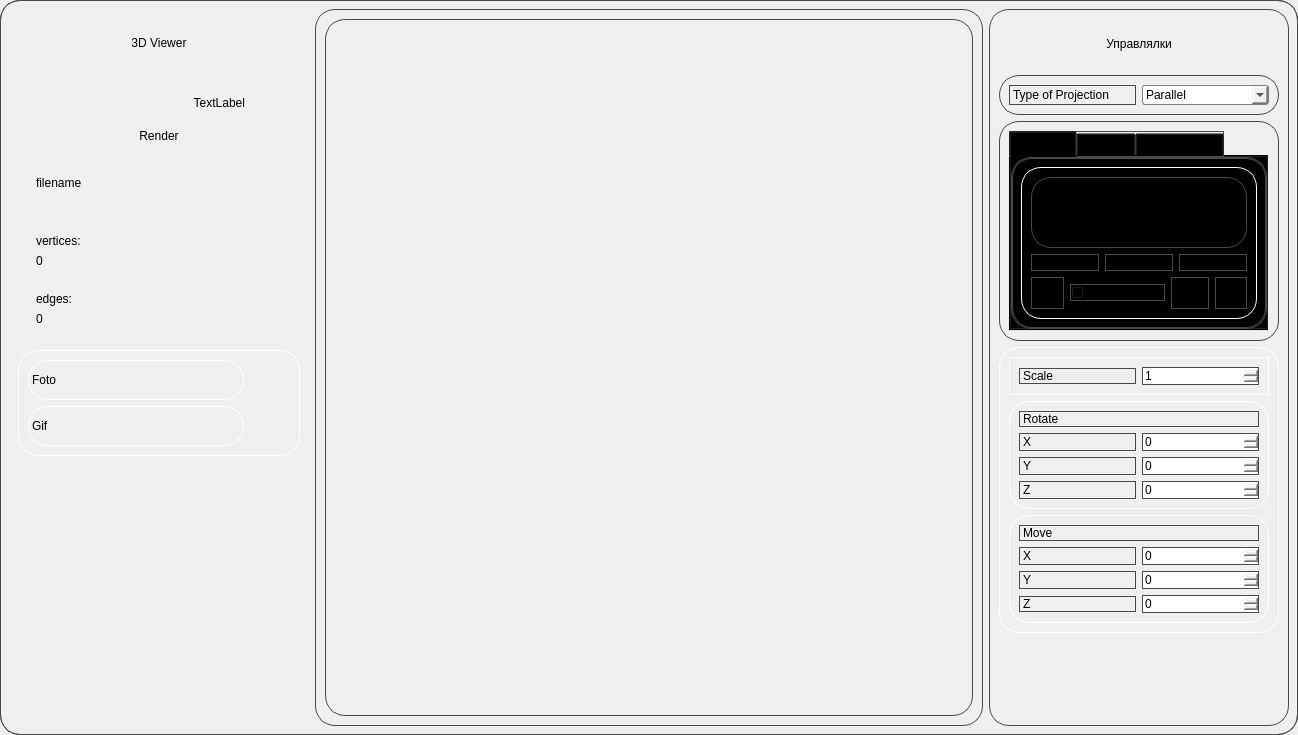
Old version of the form src/View/mainwindow.ui in the repository klotzgal/3DViewer_v2.1.
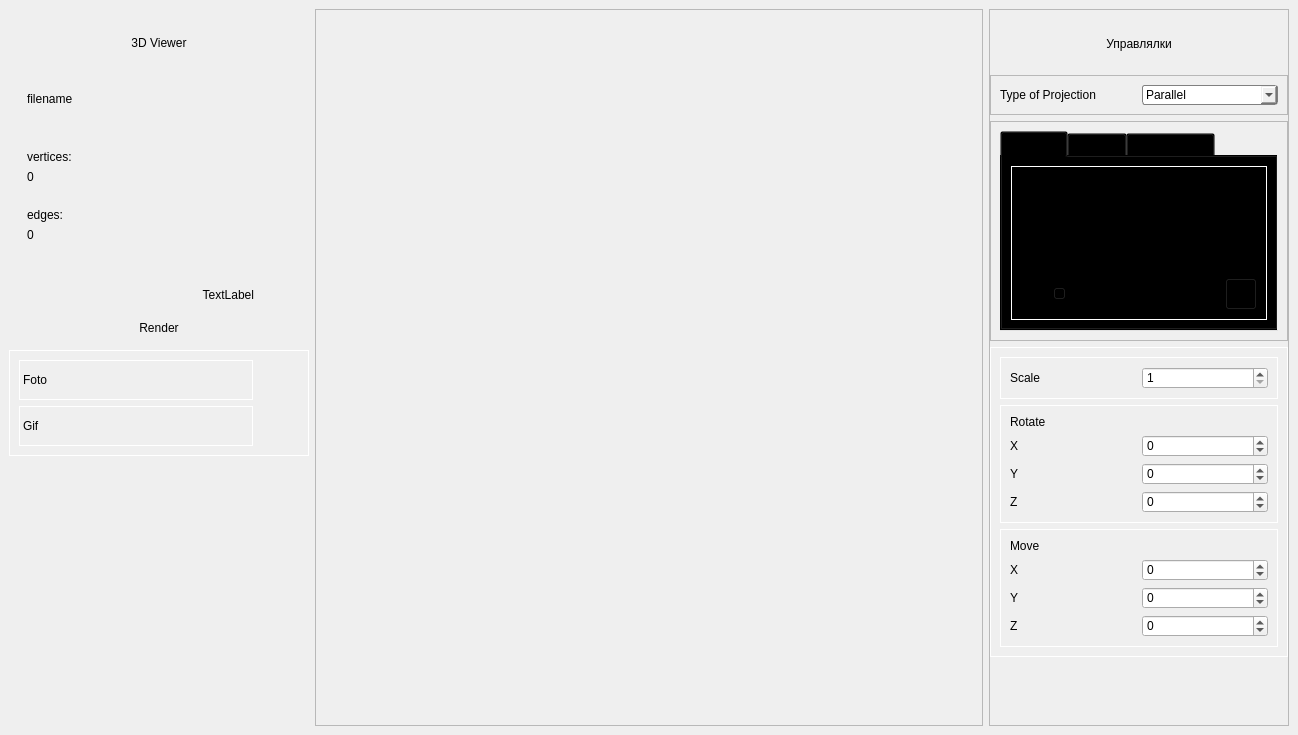
New version of the form. Custom widgets are drawn as their Qt base class.

Diff of the .ui file:
```diff
--- a/src/View/mainwindow.ui
+++ b/src/View/mainwindow.ui
@@ -17,8 +17,7 @@
    <string/>
   </property>
   <property name="styleSheet">
-   <string notr="true">border: 1px solid rgb(73, 73, 74);
-border-radius: 20%;</string>
+   <string notr="true"/>
   </property>
   <property name="toolButtonStyle">
    <enum>Qt::ToolButtonIconOnly</enum>
@@ -31,8 +30,7 @@
   </property>
   <widget class="QWidget" name="centralwidget">
    <property name="styleSheet">
-    <string notr="true">border: 1px solid rgb(73, 73, 74);
-border-radius: 20%;</string>
+    <string notr="true"/>
    </property>
    <layout class="QHBoxLayout" name="horizontalLayout_2">
     <item>
@@ -68,6 +66,12 @@
          <enum>QFrame::Raised</enum>
         </property>
         <layout class="QVBoxLayout" name="verticalLayout_9">
+         <property name="leftMargin">
+          <number>0</number>
+         </property>
+         <property name="rightMargin">
+          <number>0</number>
+         </property>
          <item>
           <widget class="QFrame" name="frame">
            <property name="sizePolicy">
@@ -109,88 +113,6 @@
            </layout>
           </widget>
          </item>
-         <item>
-          <widget class="QFrame" name="open_file_frame">
-           <property name="sizePolicy">
-            <sizepolicy hsizetype="Preferred" vsizetype="Fixed">
-             <horstretch>0</horstretch>
-             <verstretch>0</verstretch>
-            </sizepolicy>
-           </property>
-           <property name="frameShape">
-            <enum>QFrame::StyledPanel</enum>
-           </property>
-           <property name="frameShadow">
-            <enum>QFrame::Raised</enum>
-           </property>
-           <layout class="QVBoxLayout" name="verticalLayout">
-            <item>
-             <layout class="QHBoxLayout" name="horizontalLayout">
-              <item>
-               <widget class="QLabel" name="label">
-                <property name="sizePolicy">
-                 <sizepolicy hsizetype="Preferred" vsizetype="Fixed">
-                  <horstretch>0</horstretch>
-                  <verstretch>0</verstretch>
-                 </sizepolicy>
-                </property>
-                <property name="styleSheet">
-                 <string notr="true"/>
-                </property>
-                <property name="text">
-                 <string>TextLabel</string>
-                </property>
-                <property name="alignment">
-                 <set>Qt::AlignRight|Qt::AlignTrailing|Qt::AlignVCenter</set>
-                </property>
-               </widget>
-              </item>
-              <item>
-               <widget class="QPushButton" name="open_file">
-                <property name="sizePolicy">
-                 <sizepolicy hsizetype="Fixed" vsizetype="Fixed">
-                  <horstretch>0</horstretch>
-                  <verstretch>0</verstretch>
-                 </sizepolicy>
-                </property>
-                <property name="minimumSize">
-                 <size>
-                  <width>40</width>
-                  <height>40</height>
-                 </size>
-                </property>
-                <property name="maximumSize">
-                 <size>
-                  <width>40</width>
-                  <height>40</height>
-                 </size>
-                </property>
-                <property name="styleSheet">
-                 <string notr="true"/>
-                </property>
-                <property name="text">
-                 <string/>
-                </property>
-               </widget>
-              </item>
-             </layout>
-            </item>
-            <item>
-             <widget class="QPushButton" name="render_model">
-              <property name="sizePolicy">
-               <sizepolicy hsizetype="Expanding" vsizetype="Fixed">
-                <horstretch>0</horstretch>
-                <verstretch>0</verstretch>
-               </sizepolicy>
-              </property>
-              <property name="text">
-               <string>Render</string>
-              </property>
-             </widget>
-            </item>
-           </layout>
-          </widget>
-         </item>
          <item>
           <widget class="QFrame" name="info_frame">
            <property name="sizePolicy">
@@ -311,6 +233,88 @@
            </layout>
           </widget>
          </item>
+         <item>
+          <widget class="QFrame" name="open_file_frame">
+           <property name="sizePolicy">
+            <sizepolicy hsizetype="Preferred" vsizetype="Fixed">
+             <horstretch>0</horstretch>
+             <verstretch>0</verstretch>
+            </sizepolicy>
+           </property>
+           <property name="frameShape">
+            <enum>QFrame::StyledPanel</enum>
+           </property>
+           <property name="frameShadow">
+            <enum>QFrame::Raised</enum>
+           </property>
+           <layout class="QVBoxLayout" name="verticalLayout">
+            <item>
+             <layout class="QHBoxLayout" name="horizontalLayout">
+              <item>
+               <widget class="QLabel" name="label">
+                <property name="sizePolicy">
+                 <sizepolicy hsizetype="Preferred" vsizetype="Fixed">
+                  <horstretch>0</horstretch>
+                  <verstretch>0</verstretch>
+                 </sizepolicy>
+                </property>
+                <property name="styleSheet">
+                 <string notr="true"/>
+                </property>
+                <property name="text">
+                 <string>TextLabel</string>
+                </property>
+                <property name="alignment">
+                 <set>Qt::AlignRight|Qt::AlignTrailing|Qt::AlignVCenter</set>
+                </property>
+               </widget>
+              </item>
+              <item>
+               <widget class="QPushButton" name="open_file">
+                <property name="sizePolicy">
+                 <sizepolicy hsizetype="Fixed" vsizetype="Fixed">
+                  <horstretch>0</horstretch>
+                  <verstretch>0</verstretch>
+                 </sizepolicy>
+                </property>
+                <property name="minimumSize">
+                 <size>
+                  <width>40</width>
+                  <height>40</height>
+                 </size>
+                </property>
+                <property name="maximumSize">
+                 <size>
+                  <width>40</width>
+                  <height>40</height>
+                 </size>
+                </property>
+                <property name="styleSheet">
+                 <string notr="true"/>
+                </property>
+                <property name="text">
+                 <string/>
+                </property>
+               </widget>
+              </item>
+             </layout>
+            </item>
+            <item>
+             <widget class="QPushButton" name="render_model">
+              <property name="sizePolicy">
+               <sizepolicy hsizetype="Expanding" vsizetype="Fixed">
+                <horstretch>0</horstretch>
+                <verstretch>0</verstretch>
+               </sizepolicy>
+              </property>
+              <property name="text">
+               <string>Render</string>
+              </property>
+             </widget>
+            </item>
+           </layout>
+          </widget>
+         </item>
          <item>
           <widget class="QFrame" name="record_frame">
            <property name="minimumSize">
@@ -486,6 +490,12 @@
          <enum>QFrame::Raised</enum>
         </property>
         <layout class="QVBoxLayout" name="verticalLayout_10">
+         <property name="leftMargin">
+          <number>0</number>
+         </property>
+         <property name="rightMargin">
+          <number>0</number>
+         </property>
          <item>
           <widget class="QFrame" name="frame_2">
            <property name="minimumSize">
```
Left out of the diff: 4 changed lines with no effect on the pictures.
